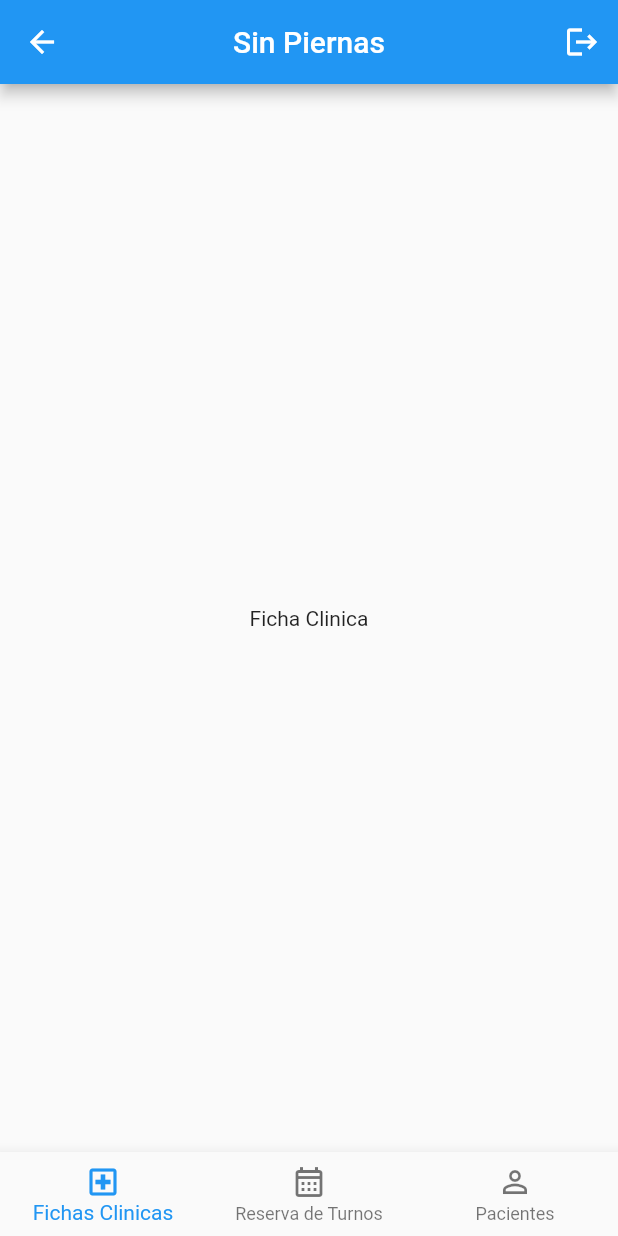
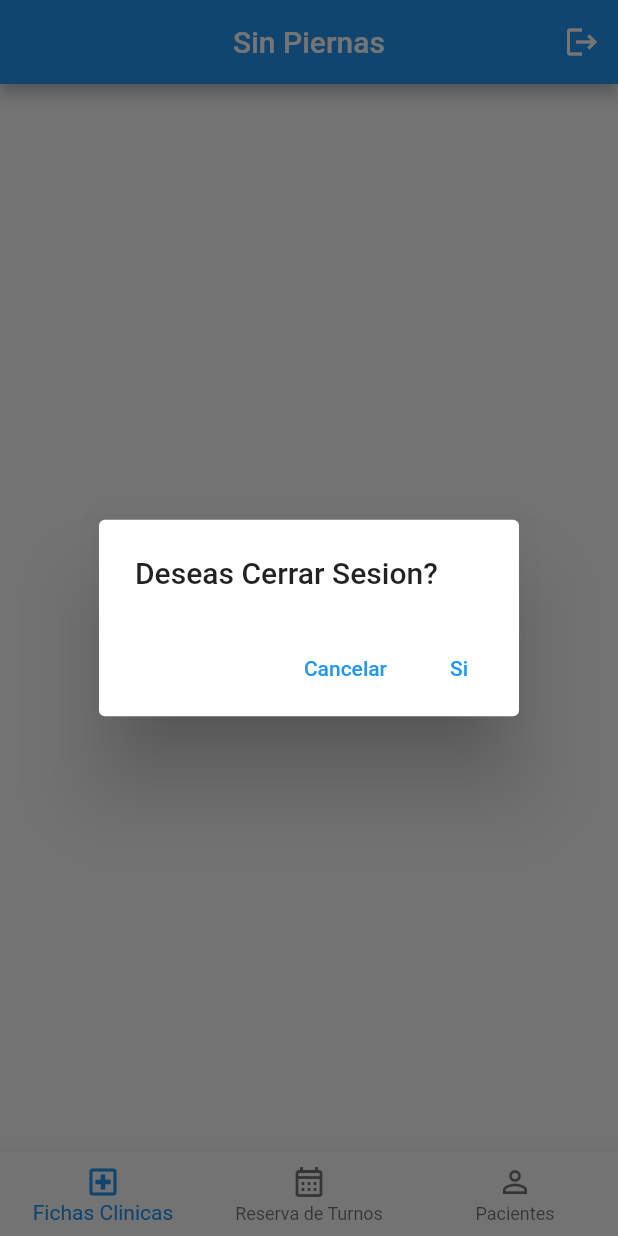
Before and after one commit to ramirezsebas/tp_front_end_segundo_parcial, a Flutter app: the screen it shows after launch, after a tap on the "logout" icon, on a phone screen of 412 x 824 dp. Run offline on Flutter 3.47's test engine with Material 2 defaults, Android fonts, the phone set to English and light mode, and no system bars; our stand-ins replace dio, equatable.

Commit message:
Agregamos un dialogo para el cierre de sesion

```diff
--- a/lib/screens/home_screen.dart
+++ b/lib/screens/home_screen.dart
@@ -19,6 +19,32 @@ class _HomeScreenState extends State<HomeScreen> {
   ];
   int currentPage = 0;
 
+  Future<bool?> _showMyDialog() async {
+    return showDialog<bool>(
+      context: context,
+      barrierDismissible: false,
+      builder: (BuildContext context) {
+        return AlertDialog(
+          title: const Text('Deseas Cerrar Sesion?'),
+          actions: <Widget>[
+            TextButton(
+              child: const Text('Cancelar'),
+              onPressed: () {
+                Navigator.of(context).pop(false);
+              },
+            ),
+            TextButton(
+              child: const Text('Si'),
+              onPressed: () {
+                Navigator.of(context).pop(true);
+              },
+            ),
+          ],
+        );
+      },
+    );
+  }
+
   @override
   Widget build(BuildContext context) {
     return Scaffold(
@@ -28,7 +54,13 @@ class _HomeScreenState extends State<HomeScreen> {
         actions: [
           IconButton(
             onPressed: () {
-              Navigator.pushNamed(context, '/');
+              // OPen dialog asking for confirmation
+              // If confirmed, navigate to login screen
+              _showMyDialog().then((value) {
+                if (value != null && value) {
+                  Navigator.of(context).pushReplacementNamed('/login');
+                }
+              });
             },
             icon: const Icon(Icons.logout),
           ),
```
